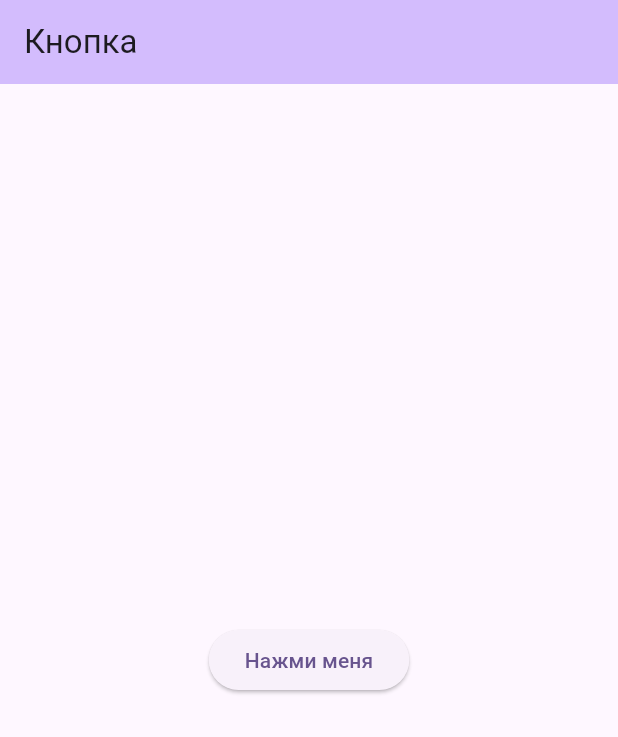
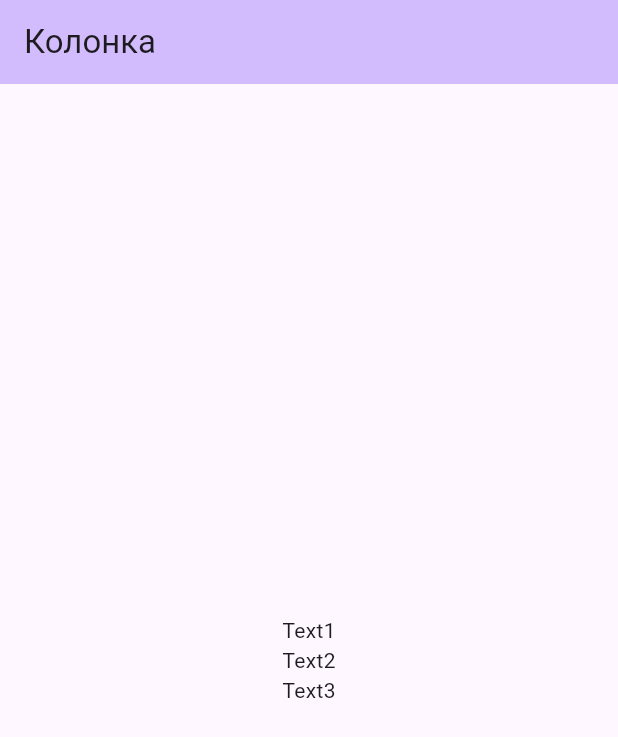
Before and after one commit to Ramazanova-pea/flutter_pr1, a Flutter app: the screen it shows after launch, on a phone screen of 412 x 824 dp. Shown: the top 737 px of the screen. Run offline on Flutter 3.47's test engine with Material 3 defaults, Android fonts, the light colour scheme and no system bars.

Commit message:
Работа с Column

```diff
--- a/lib/main.dart
+++ b/lib/main.dart
@@ -15,7 +15,7 @@ class MyApp extends StatelessWidget {
       theme: ThemeData(
         colorScheme: ColorScheme.fromSeed(seedColor: Colors.deepPurple),
       ),
-      home: const MyHomePage(title: 'Кнопка'),
+      home: const MyHomePage(title: 'Колонка'),
     );
   }
 }
@@ -36,15 +36,9 @@ class MyHomePage extends StatelessWidget {
         child: Column(
           mainAxisAlignment: MainAxisAlignment.center,
           children: [
-            ElevatedButton(
-              onPressed: () {
-                print("Быстрое нажатие!");
-              },
-              onLongPress: () {
-                print("Долгое нажатие!");
-              },
-              child: const Text("Нажми меня"),
-            ),
+            Text("Text1"),
+            Text("Text2"),
+            Text("Text3"),
           ],
         ),
       ),
```
